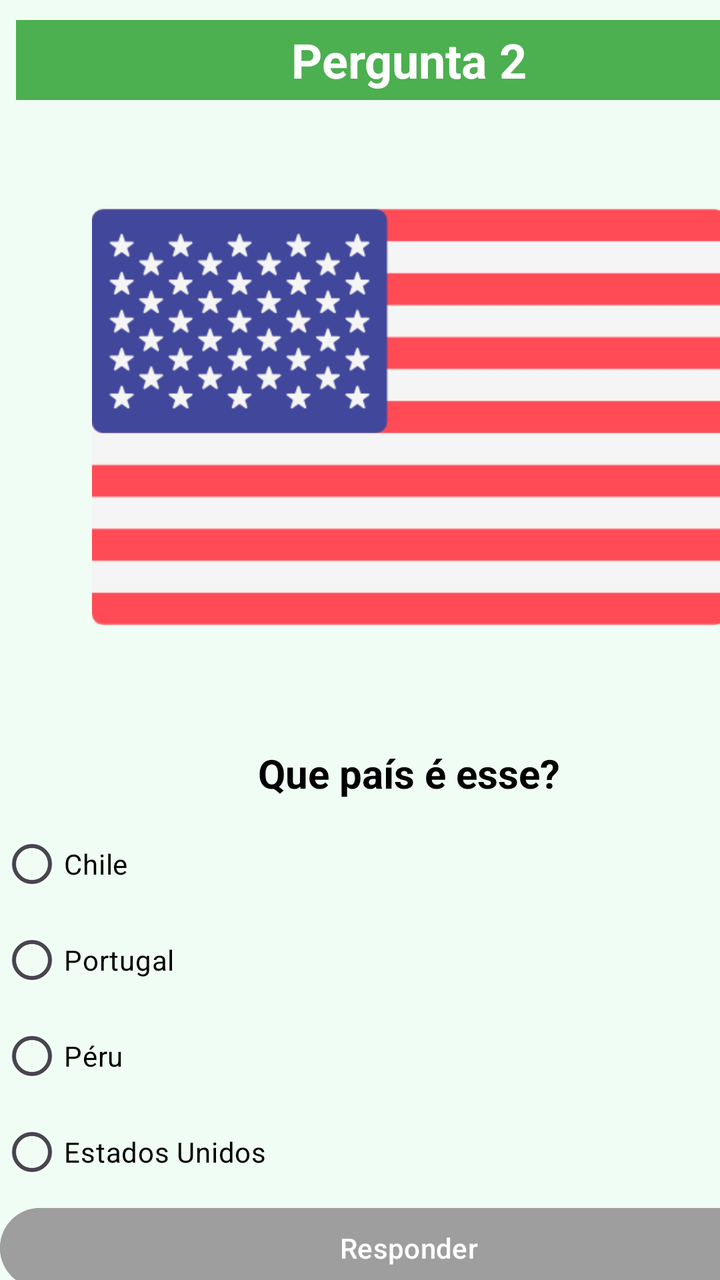
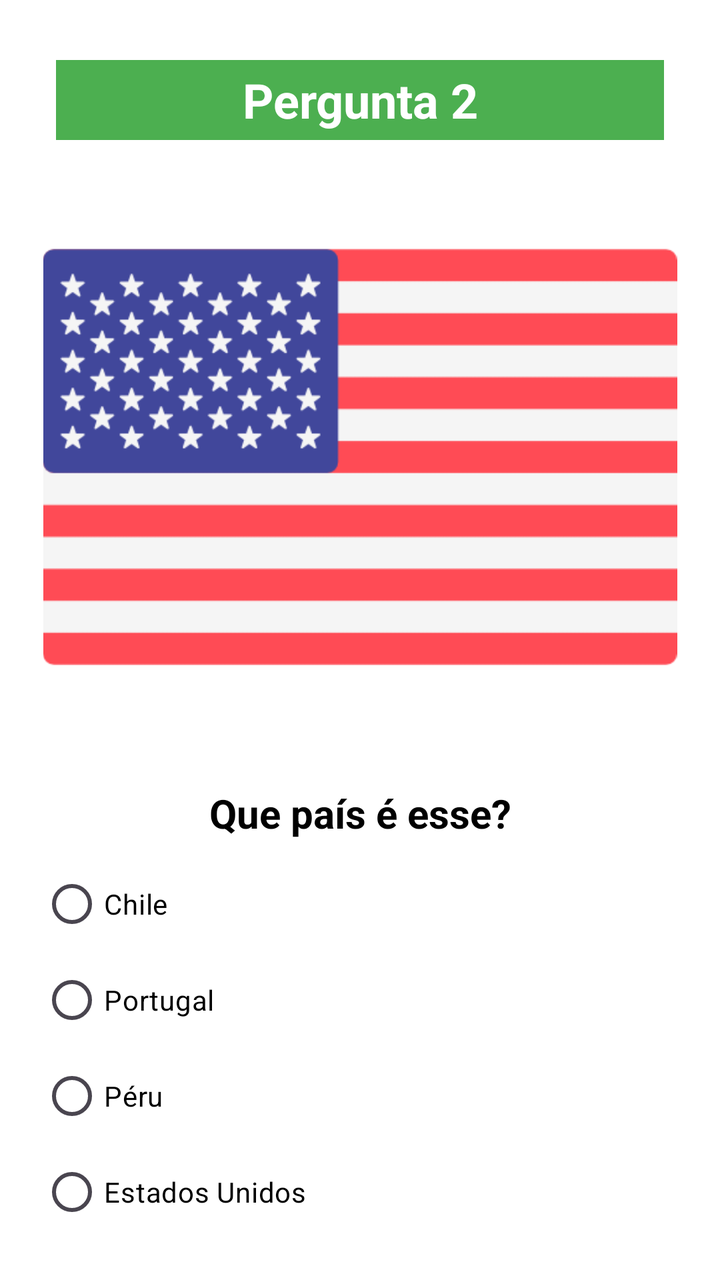

Before-and-after screenshots of an Android layout around one commit, followed by the original layout XML and the change that was made.
<!-- AndroidManifest.xml: application theme Theme.QuizBandeiras -->
<!-- res/layout/activity_pergunta2.xml -->
<?xml version="1.0" encoding="utf-8"?>
<androidx.constraintlayout.widget.ConstraintLayout xmlns:android="http://schemas.android.com/apk/res/android"
    xmlns:app="http://schemas.android.com/apk/res-auto"
    xmlns:tools="http://schemas.android.com/tools"
    android:id="@+id/main"
    android:layout_width="match_parent"
    android:layout_height="match_parent"
    android:background="#F0FDF4"
    tools:context=".Pergunta2">

    <LinearLayout
        android:layout_width="409dp"
        android:layout_height="729dp"
        android:orientation="vertical">

        <TextView
            android:id="@+id/textView6"
            android:layout_width="match_parent"
            android:layout_height="40dp"
            android:layout_marginStart="8dp"
            android:layout_marginTop="10dp"
            android:layout_marginEnd="8dp"
            android:background="#4CAF50"
            android:gravity="center"
            android:text="Pergunta 2"
            android:textColor="@android:color/white"
            android:textSize="24sp"
            android:textStyle="bold" />

        <ImageView
            android:id="@+id/imageView2"
            android:layout_width="match_parent"
            android:layout_height="317dp"
            app:srcCompat="@drawable/estados_unidos" />

        <TextView
            android:id="@+id/textView2"
            android:layout_width="match_parent"
            android:layout_height="wrap_content"
            android:layout_marginTop="6dp"
            android:layout_marginBottom="8dp"
            android:gravity="center"
            android:text="Que país é esse?"
            android:textColor="@android:color/black"
            android:textSize="20sp"
            android:textStyle="bold" />

        <RadioGroup
            android:id="@+id/rgpAlternativas"
            android:layout_width="match_parent"
            android:layout_height="match_parent">

            <RadioButton
                android:id="@+id/rgbOpcao1"
                android:layout_width="match_parent"
                android:layout_height="wrap_content"
                android:text="Chile"
                android:textColor="#000000"
                android:textColorLink="#090707" />

            <RadioButton
                android:id="@+id/rgbOpcao2"
                android:layout_width="match_parent"
                android:layout_height="wrap_content"
                android:text="Portugal"
                android:textColor="#000000"
                android:textColorLink="#090707" />

            <RadioButton
                android:id="@+id/rgbOpcao3"
                android:layout_width="match_parent"
                android:layout_height="wrap_content"
                android:text="Péru"
                android:textColor="#000000"
                android:textColorLink="#090707" />

            <RadioButton
                android:id="@+id/rgbOpcao4"
                android:layout_width="match_parent"
                android:layout_height="wrap_content"
                android:text="Estados Unidos"
                android:textColor="#000000"
                android:textColorLink="#090707" />

            <Button
                android:id="@+id/btnResponder"
                android:layout_width="match_parent"
                android:layout_height="wrap_content"
                android:backgroundTint="#9E9E9E"
                android:enabled="false"
                android:text="Responder"
                android:textColor="@android:color/white" />
        </RadioGroup>
    </LinearLayout>

</androidx.constraintlayout.widget.ConstraintLayout>
<!-- resources referenced by this layout -->
<resources>
  <!-- drawable estados_unidos: png bitmap (drawable, 15110 bytes) -->
  <style name="Theme.QuizBandeiras" parent="Base.Theme.QuizBandeiras" />
  <style name="Base.Theme.QuizBandeiras" parent="Theme.Material3.DayNight.NoActionBar">
          
          
      </style>
</resources>

<!-- the commit's change to res/layout/activity_pergunta2.xml (unified diff, before → after) -->
@@ -9,9 +9,11 @@
     tools:context=".Pergunta2">
 
     <LinearLayout
-        android:layout_width="409dp"
-        android:layout_height="729dp"
-        android:orientation="vertical">
+        android:layout_width="match_parent"
+        android:layout_height="match_parent"
+        android:background="#FFFFFF"
+        android:orientation="vertical"
+        android:padding="20dp">
 
         <TextView
             android:id="@+id/textView6"
